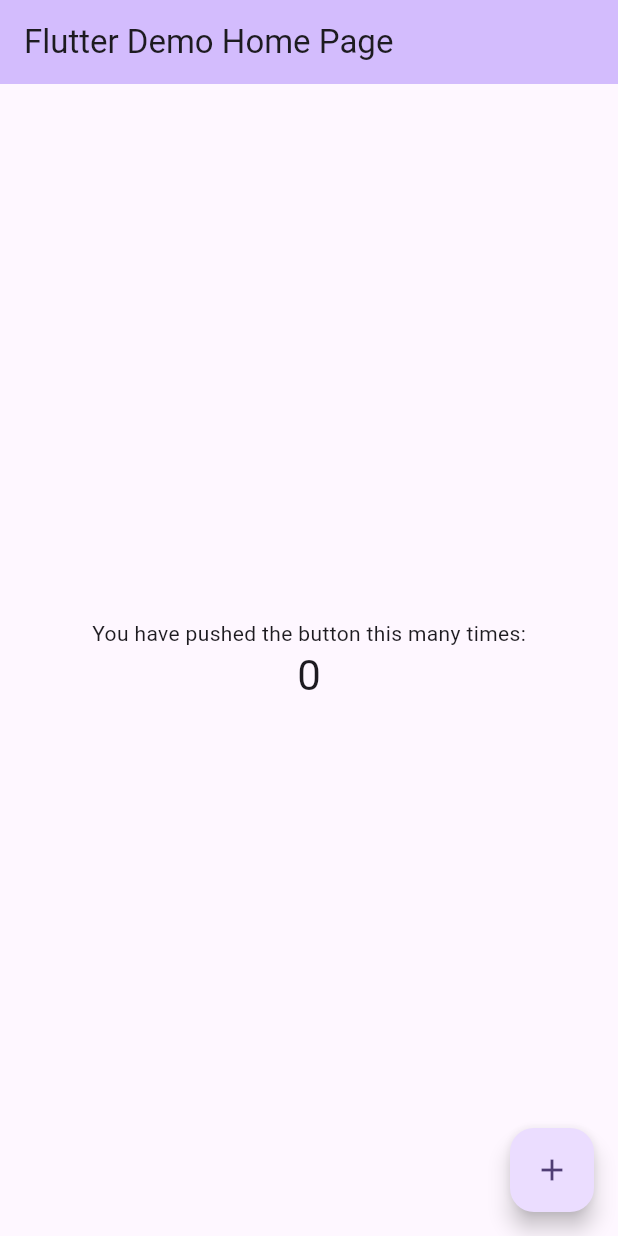
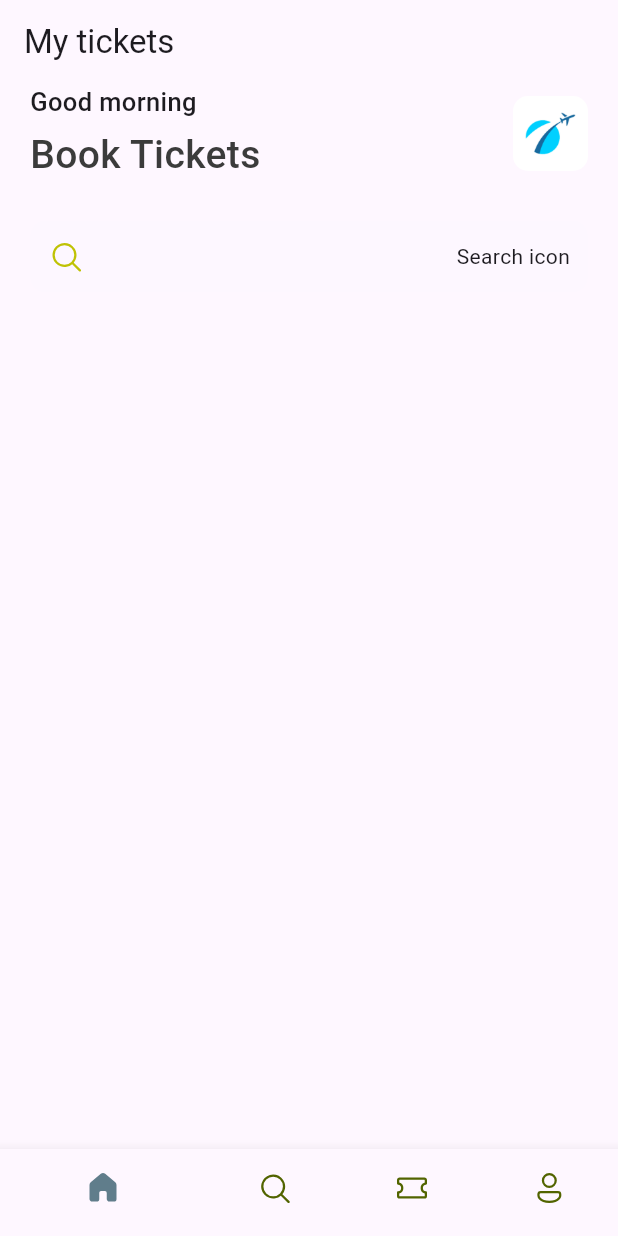
Before and after one commit to jorgeeyy/ticket-app, a Flutter app: the screen it shows after launch, on a phone screen of 412 x 824 dp. Run offline on Flutter 3.47's test engine with Material 3 defaults, Android fonts, the phone set to English and light mode, and no system bars; our stand-ins replace fluentui_icons.

```diff
--- /dev/null
+++ b/lib/base/bottom_nav_bar.dart
@@ -0,0 +1,66 @@
+import 'package:fluentui_icons/fluentui_icons.dart';
+import 'package:flutter/material.dart';
+import 'package:ticket_app/screens/home_screen.dart';
+
+class BottomNavBar extends StatefulWidget {
+  const BottomNavBar({super.key});
+
+  @override
+  State<BottomNavBar> createState() => _BottomNavBarState();
+}
+
+class _BottomNavBarState extends State<BottomNavBar> {
+  //list is iterated using index
+  final appScreens = [
+    const HomeScreen(),
+    const Center(child: Text("Search")),
+    const Center(child: Text("Tickets")),
+    const Center(child: Text("Profile")),
+  ];
+
+  //change our index for bottomNavBar
+  int _selectedIndex = 0;
+
+  void _onItemTapped(int index) {
+    setState(() {
+      _selectedIndex = index;
+    });
+  }
+
+  @override
+  Widget build(BuildContext context) {
+    return Scaffold(
+      appBar: AppBar(title: const Text("My tickets")),
+      body: appScreens[_selectedIndex],
+      bottomNavigationBar: BottomNavigationBar(
+        currentIndex: _selectedIndex,
+        onTap: _onItemTapped,
+        selectedItemColor: Colors.blueGrey,
+        unselectedItemColor: const Color(0xFF526400),
+        showSelectedLabels: false,
+        items: [
+          BottomNavigationBarItem(
+            icon: Icon(FluentSystemIcons.ic_fluent_home_regular),
+            activeIcon: Icon(FluentSystemIcons.ic_fluent_home_filled),
+            label: "Home",
+          ),
+          BottomNavigationBarItem(
+            icon: Icon(FluentSystemIcons.ic_fluent_search_regular),
+            activeIcon: Icon(FluentSystemIcons.ic_fluent_search_filled),
+            label: "Search",
+          ),
+          BottomNavigationBarItem(
+            icon: Icon(FluentSystemIcons.ic_fluent_ticket_regular),
+            activeIcon: Icon(FluentSystemIcons.ic_fluent_ticket_filled),
+            label: "Tickets",
+          ),
+          BottomNavigationBarItem(
+            icon: Icon(FluentSystemIcons.ic_fluent_person_regular),
+            activeIcon: Icon(FluentSystemIcons.ic_fluent_person_filled),
+            label: "Home",
+          ),
+        ],
+      ),
+    );
+  }
+}
--- /dev/null
+++ b/lib/base/res/media.dart
@@ -0,0 +1,4 @@
+class AppMedia{
+  static const _baseImage = "assets/images";
+  static const logo = '$_baseImage/logo.png';
+}
--- /dev/null
+++ b/lib/base/res/styles/app_styles.dart
@@ -0,0 +1,16 @@
+import 'package:flutter/material.dart';
+
+Color primary = const Color(0xFF687daf);
+class AppStyles{
+  static Color primaryColor = primary;
+  static Color textColor = const Color(0xFF3b3b3b);
+  static TextStyle headLineStyle1 = TextStyle(
+    fontSize: 26,
+    fontWeight: FontWeight.w500,
+    color: textColor,
+  );
+  static TextStyle headLineStyle3 = const TextStyle(
+    fontSize: 17,
+    fontWeight: FontWeight.w500,
+  );
+}
--- a/lib/main.dart
+++ b/lib/main.dart
@@ -1,4 +1,6 @@
 import 'package:flutter/material.dart';
+
+import 'base/bottom_nav_bar.dart' show BottomNavBar;
 
 void main() {
   runApp(const MyApp());
@@ -7,116 +9,60 @@ void main() {
 class MyApp extends StatelessWidget {
   const MyApp({super.key});
 
-  // This widget is the root of your application.
   @override
   Widget build(BuildContext context) {
     return MaterialApp(
       title: 'Flutter Demo',
       theme: ThemeData(
-        // This is the theme of your application.
-        //
-        // TRY THIS: Try running your application with "flutter run". You'll see
-        // the application has a purple toolbar. Then, without quitting the app,
-        // try changing the seedColor in the colorScheme below to Colors.green
-        // and then invoke "hot reload" (save your changes or press the "hot
-        // reload" button in a Flutter-supported IDE, or press "r" if you used
-        // the command line to start the app).
-        //
-        // Notice that the counter didn't reset back to zero; the application
-        // state is not lost during the reload. To reset the state, use hot
-        // restart instead.
-        //
-        // This works for code too, not just values: Most code changes can be
-        // tested with just a hot reload.
         colorScheme: ColorScheme.fromSeed(seedColor: Colors.deepPurple),
       ),
-      home: const MyHomePage(title: 'Flutter Demo Home Page'),
+      home: BottomNavBar(),
     );
   }
 }
 
-class MyHomePage extends StatefulWidget {
-  const MyHomePage({super.key, required this.title});
-
-  // This widget is the home page of your application. It is stateful, meaning
-  // that it has a State object (defined below) that contains fields that affect
-  // how it looks.
-
-  // This class is the configuration for the state. It holds the values (in this
-  // case the title) provided by the parent (in this case the App widget) and
-  // used by the build method of the State. Fields in a Widget subclass are
-  // always marked "final".
-
-  final String title;
-
-  @override
-  State<MyHomePage> createState() => _MyHomePageState();
-}
-
-class _MyHomePageState extends State<MyHomePage> {
-  int _counter = 0;
-
-  void _incrementCounter() {
-    setState(() {
-      // This call to setState tells the Flutter framework that something has
-      // changed in this State, which causes it to rerun the build method below
-      // so that the display can reflect the updated values. If we changed
-      // _counter without calling setState(), then the build method would not be
-      // called again, and so nothing would appear to happen.
-      _counter++;
-    });
-  }
-
-  @override
-  Widget build(BuildContext context) {
-    // This method is rerun every time setState is called, for instance as done
-    // by the _incrementCounter method above.
-    //
-    // The Flutter framework has been optimized to make rerunning build methods
-    // fast, so that you can just rebuild anything that needs updating rather
-    // than having to individually change instances of widgets.
-    return Scaffold(
-      appBar: AppBar(
-        // TRY THIS: Try changing the color here to a specific color (to
-        // Colors.amber, perhaps?) and trigger a hot reload to see the AppBar
-        // change color while the other colors stay the same.
-        backgroundColor: Theme.of(context).colorScheme.inversePrimary,
-        // Here we take the value from the MyHomePage object that was created by
-        // the App.build method, and use it to set our appbar title.
-        title: Text(widget.title),
-      ),
-      body: Center(
-        // Center is a layout widget. It takes a single child and positions it
-        // in the middle of the parent.
-        child: Column(
-          // Column is also a layout widget. It takes a list of children and
-          // arranges them vertically. By default, it sizes itself to fit its
-          // children horizontally, and tries to be as tall as its parent.
-          //
-          // Column has various properties to control how it sizes itself and
-          // how it positions its children. Here we use mainAxisAlignment to
-          // center the children vertically; the main axis here is the vertical
-          // axis because Columns are vertical (the cross axis would be
-          // horizontal).
-          //
-          // TRY THIS: Invoke "debug painting" (choose the "Toggle Debug Paint"
-          // action in the IDE, or press "p" in the console), to see the
-          // wireframe for each widget.
-          mainAxisAlignment: MainAxisAlignment.center,
-          children: <Widget>[
-            const Text('You have pushed the button this many times:'),
-            Text(
-              '$_counter',
-              style: Theme.of(context).textTheme.headlineMedium,
-            ),
-          ],
-        ),
-      ),
-      floatingActionButton: FloatingActionButton(
-        onPressed: _incrementCounter,
-        tooltip: 'Increment',
-        child: const Icon(Icons.add),
-      ), // This trailing comma makes auto-formatting nicer for build methods.
-    );
-  }
-}
+// class MyHomePage extends StatefulWidget {
+//   const MyHomePage({super.key, required this.title});
+//
+//   final String title;
+//
+//   @override
+//   State<MyHomePage> createState() => _MyHomePageState();
+// }
+//
+// class _MyHomePageState extends State<MyHomePage> {
+//   int _counter = 0;
+//
+//   void _incrementCounter() {
+//     setState(() {
+//       _counter++;
+//     });
+//   }
+//
+//   @override
+//   Widget build(BuildContext context) {
+//     return Scaffold(
+//       appBar: AppBar(
+//         backgroundColor: Theme.of(context).colorScheme.inversePrimary,
+//         title: Text(widget.title),
+//       ),
+//       body: Center(
+//         child: Column(
+//           mainAxisAlignment: MainAxisAlignment.center,
+//           children: <Widget>[
+//             const Text('You have pushed the button this many times:'),
+//             Text(
+//               '$_counter',
+//               style: Theme.of(context).textTheme.headlineMedium,
+//             ),
+//           ],
+//         ),
+//       ),
+//       floatingActionButton: FloatingActionButton(
+//         onPressed: _incrementCounter,
+//         tooltip: 'Increment',
+//         child: const Icon(Icons.add),
+//       ),
+//     );
+//   }
+// }
--- /dev/null
+++ b/lib/screens/home_screen.dart
@@ -0,0 +1,72 @@
+import 'package:fluentui_icons/fluentui_icons.dart';
+import 'package:flutter/material.dart';
+import 'package:ticket_app/base/res/styles/app_styles.dart';
+
+import '../base/res/media.dart';
+
+class HomeScreen extends StatelessWidget {
+  const HomeScreen({super.key});
+
+  @override
+  Widget build(BuildContext context) {
+    return Scaffold(
+      body: ListView(
+        children: [
+          Container(
+            padding: const EdgeInsets.symmetric(horizontal: 20),
+            child: Column(
+              children: [
+                Column(
+                  children: [
+                    Row(
+                      mainAxisAlignment: MainAxisAlignment.spaceBetween,
+                      children: [
+                        Column(
+                          crossAxisAlignment: CrossAxisAlignment.start,
+                          children: [
+                            Text(
+                              "Good morning",
+                              style: AppStyles.headLineStyle3
+                            ),
+                            SizedBox(height: 5),
+                            Text(
+                              "Book Tickets",
+                              style: AppStyles.headLineStyle1
+                            )
+                          ],
+                        ),
+                        Container(
+                          width: 50,
+                          height: 50,
+                          decoration: BoxDecoration(
+                            borderRadius: BorderRadius.circular(10),
+                            image: const DecorationImage(image: AssetImage(AppMedia.logo))
+
+                          ),
+                        ),
+                      ],
+                    ),
+                    SizedBox(height: 25,),
+                    Container(
+                      padding: const EdgeInsets.symmetric(horizontal: 12, vertical: 12),
+                      decoration: BoxDecoration(
+                          borderRadius: BorderRadius.circular(10),
+                        color: const Color(0x0ff4f6fd),
+                      ),
+                      child: const Row(
+                        mainAxisAlignment: MainAxisAlignment.spaceBetween,
+                        children: [
+                          Icon(FluentSystemIcons.ic_fluent_search_regular, color: Color(0xFFBFC205),),
+                          Text("Search icon")],
+                      ),
+                    ),
+                  ],
+                ),
+              ],
+            ),
+          ),
+        ],
+      ),
+    );
+  }
+}
--- a/pubspec.yaml
+++ b/pubspec.yaml
@@ -34,6 +34,7 @@ dependencies:
   # The following adds the Cupertino Icons font to your application.
   # Use with the CupertinoIcons class for iOS style icons.
   cupertino_icons: ^1.0.8
+  fluentui_icons: ^1.0.0
 
 dev_dependencies:
   flutter_test:
@@ -58,8 +59,8 @@ flutter:
   uses-material-design: true
 
   # To add assets to your application, add an assets section, like this:
-  # assets:
-  #   - images/a_dot_burr.jpeg
+  assets:
+    - assets/images/
   #   - images/a_dot_ham.jpeg
 
   # An image asset can refer to one or more resolution-specific "variants", see
```
Also changed, not shown: assets/images/city_view.png (added), assets/images/hotel_room.png (added), assets/images/logo.png (added), assets/images/plane_sit.jpg (added), assets/images/pool_view.png (added), assets/images/visa_card.png (added), pubspec.lock.
